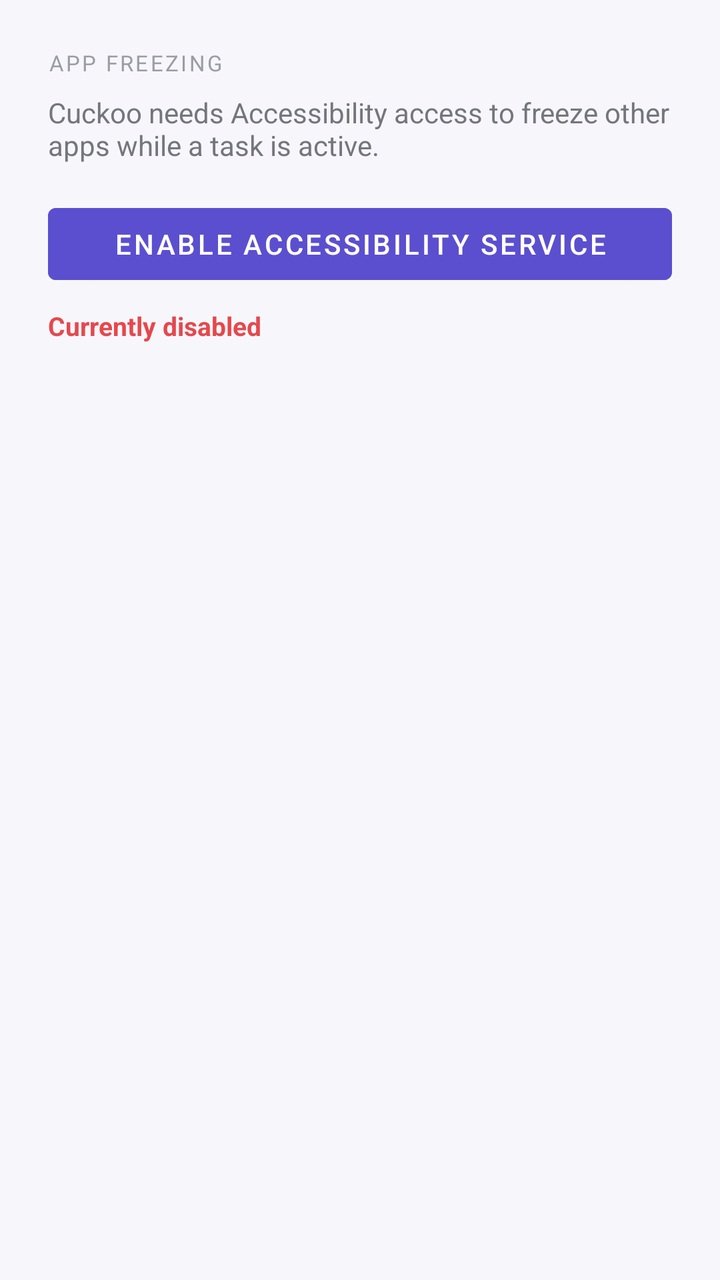
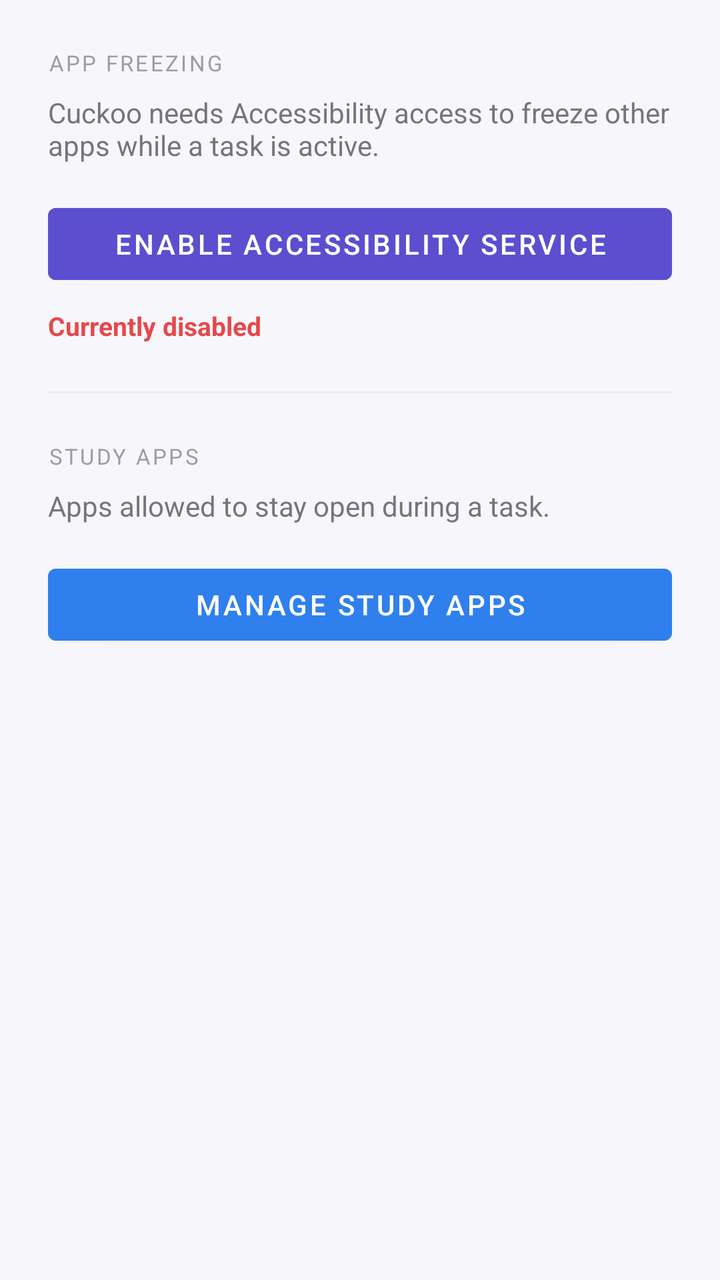

Compare the two renders of this Android layout. The source of the first and the diff that turns it into the second are given below.
<!-- AndroidManifest.xml: activity theme Theme.Cuckoo -->
<!-- res/layout/activity_settings.xml -->
<?xml version="1.0" encoding="utf-8"?>
<LinearLayout xmlns:android="http://schemas.android.com/apk/res/android"
    android:layout_width="match_parent"
    android:layout_height="match_parent"
    android:background="?android:attr/colorBackground"
    android:orientation="vertical"
    android:padding="24dp">

    <TextView
        android:layout_width="wrap_content"
        android:layout_height="wrap_content"
        android:text="APP FREEZING"
        android:textSize="11sp"
        android:textColor="@color/cuckoo_on_surface_muted"
        android:letterSpacing="0.1"
        android:layout_marginBottom="8dp"/>

    <TextView
        android:layout_width="match_parent"
        android:layout_height="wrap_content"
        android:text="Cuckoo needs Accessibility access to freeze other apps while a task is active."
        android:textSize="14sp"
        android:textColor="@color/cuckoo_on_surface_secondary"
        android:layout_marginBottom="16dp"/>

    <com.google.android.material.button.MaterialButton
        android:id="@+id/btnEnableAccessibility"
        android:layout_width="match_parent"
        android:layout_height="wrap_content"
        android:text="Enable Accessibility Service"
        android:backgroundTint="@color/cuckoo_primary"
        android:layout_marginBottom="8dp"/>

    <TextView
        android:id="@+id/textAccessibilityStatus"
        android:layout_width="wrap_content"
        android:layout_height="wrap_content"
        android:textSize="13sp"
        android:textStyle="bold"
        android:textColor="@color/cuckoo_error"
        android:text="Currently disabled"/>

</LinearLayout>
<!-- resources referenced by this layout -->
<resources>
  <color name="cuckoo_error">#E5484D</color>
  <color name="cuckoo_on_surface_muted">#9C9CA6</color>
  <color name="cuckoo_on_surface_secondary">#75757F</color>
  <color name="cuckoo_primary">#5B4FCF</color>
  <style name="Theme.Cuckoo" parent="Theme.MaterialComponents.DayNight.NoActionBar">
          <item name="colorPrimary">@color/cuckoo_primary</item>
          <item name="colorPrimaryDark">@color/cuckoo_primary_dark</item>
          <item name="colorAccent">@color/cuckoo_accent</item>
  
          <item name="colorSurface">@color/cuckoo_surface</item>
          <item name="colorOnSurface">@color/cuckoo_on_surface</item>
          <item name="android:colorBackground">@color/cuckoo_background</item>
          <item name="colorOnBackground">@color/cuckoo_on_background</item>
  
  
          <item name="android:navigationBarColor">@color/cuckoo_nav_bg</item>
          <item name="android:windowLightNavigationBar" tools:targetApi="o_mr1">true</item>
      </style>
  <color name="cuckoo_primary_dark">#3F35A6</color>
  <color name="cuckoo_accent">#FF6F61</color>
  <color name="cuckoo_surface">#FFFFFF</color>
  <color name="cuckoo_on_surface">#1A1A1F</color>
  <color name="cuckoo_background">#F7F7FB</color>
  <color name="cuckoo_on_background">#1A1A1F</color>
  <color name="cuckoo_nav_bg">#FFFFFF</color>
</resources>

<!-- the commit's change to res/layout/activity_settings.xml (unified diff, before → after) -->
@@ -40,4 +40,35 @@
         android:textColor="@color/cuckoo_error"
         android:text="Currently disabled"/>
 
+
+    <View
+        android:layout_width="match_parent"
+        android:layout_height="1dp"
+        android:background="@color/cuckoo_surface_variant"
+        android:layout_marginTop="24dp"
+        android:layout_marginBottom="24dp"/>
+
+    <TextView
+        android:layout_width="wrap_content"
+        android:layout_height="wrap_content"
+        android:text="STUDY APPS"
+        android:textSize="11sp"
+        android:textColor="@color/cuckoo_on_surface_muted"
+        android:letterSpacing="0.1"
+        android:layout_marginBottom="8dp"/>
+
+    <TextView
+        android:layout_width="match_parent"
+        android:layout_height="wrap_content"
+        android:text="Apps allowed to stay open during a task."
+        android:textSize="14sp"
+        android:textColor="@color/cuckoo_on_surface_secondary"
+        android:layout_marginBottom="16dp"/>
+
+    <com.google.android.material.button.MaterialButton
+        android:id="@+id/btnManageApps"
+        android:layout_width="match_parent"
+        android:layout_height="wrap_content"
+        android:text="Manage Study Apps"
+        android:backgroundTint="@color/cuckoo_info"/>
 </LinearLayout>
<!-- resource entries referenced after the edit -->
@@ -1,9 +1,11 @@
 <!-- resources referenced by this layout -->
 <resources>
   <color name="cuckoo_error">#E5484D</color>
+  <color name="cuckoo_info">#2F80ED</color>
   <color name="cuckoo_on_surface_muted">#9C9CA6</color>
   <color name="cuckoo_on_surface_secondary">#75757F</color>
   <color name="cuckoo_primary">#5B4FCF</color>
+  <color name="cuckoo_surface_variant">#EDEDF5</color>
   <style name="Theme.Cuckoo" parent="Theme.MaterialComponents.DayNight.NoActionBar">
           <item name="colorPrimary">@color/cuckoo_primary</item>
           <item name="colorPrimaryDark">@color/cuckoo_primary_dark</item>
